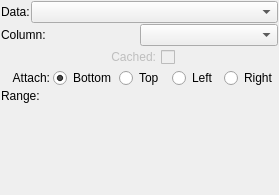
Old version of the form code/plotms/Gui/PlotMSAxisWidget.ui in the repository pkgw/casa.
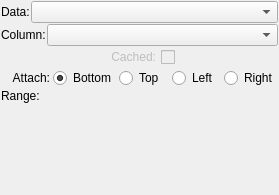
New version of the form.

Commit message: Fixed plotms datacolumn chooser: larger box, smaller font

Patch:
```diff
--- a/code/plotms/Gui/PlotMSAxisWidget.ui
+++ b/code/plotms/Gui/PlotMSAxisWidget.ui
@@ -57,6 +57,12 @@
     <layout class="QHBoxLayout" name="horizontalLayout_3">
      <item>
       <widget class="QLabel" name="dataLabel">
+       <property name="sizePolicy">
+        <sizepolicy hsizetype="Fixed" vsizetype="Preferred">
+         <horstretch>0</horstretch>
+         <verstretch>0</verstretch>
+        </sizepolicy>
+       </property>
        <property name="text">
         <string>Column:</string>
        </property>
@@ -66,7 +72,13 @@
       </widget>
      </item>
      <item>
-      <widget class="QComboBox" name="dataChooser"/>
+      <widget class="QComboBox" name="dataChooser">
+       <property name="font">
+        <font>
+         <pointsize>9</pointsize>
+        </font>
+       </property>
+      </widget>
      </item>
     </layout>
    </item>
```
